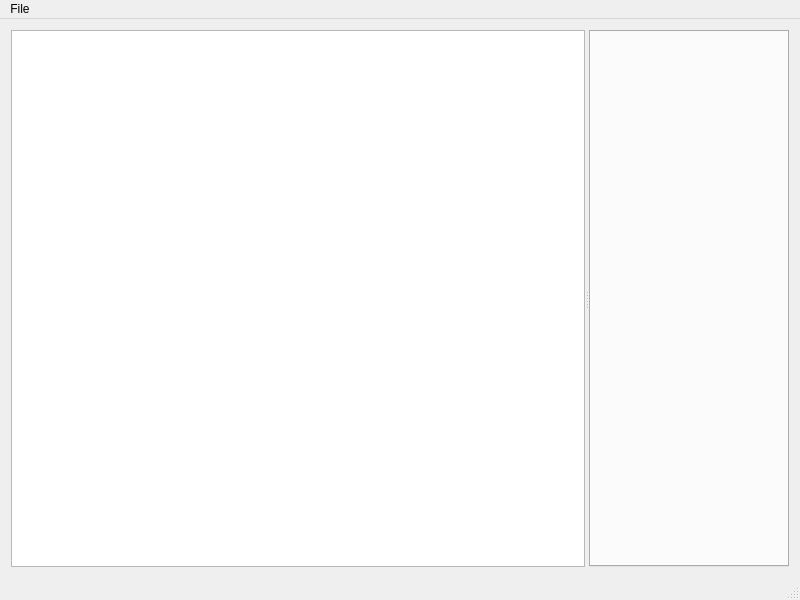
Above: analyzer/ui/MainWindow.ui from igorJarek/SourceCodeAnalyzer before the change. Below: the same form after it.
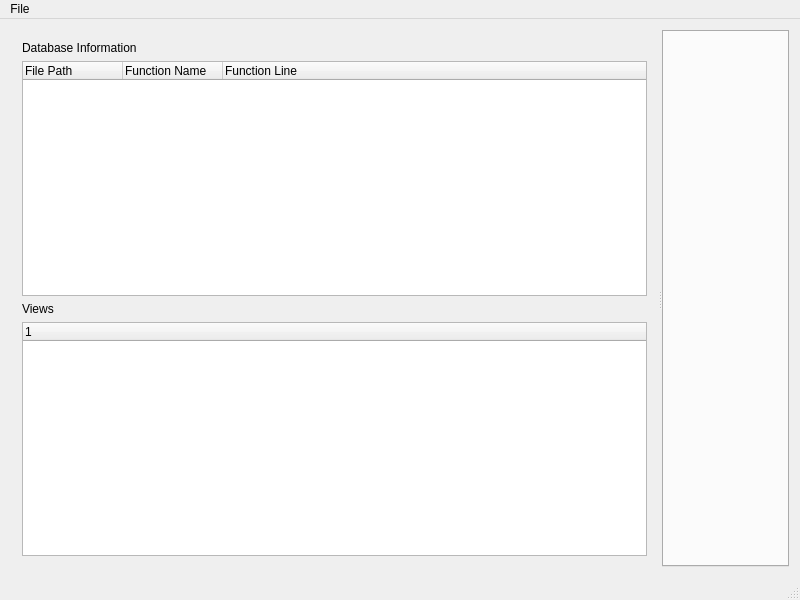
That is the form after the change. Icons and pictures are not drawn.

Commit message: analyzer: rebuild left menu - add database information and views

```diff
--- a/analyzer/ui/MainWindow.ui
+++ b/analyzer/ui/MainWindow.ui
@@ -24,52 +24,53 @@
     <normaloff>:/rsc/icons/MainWindowIcon.png</normaloff>:/rsc/icons/MainWindowIcon.png</iconset>
   </property>
   <widget class="QWidget" name="centralWidget">
-   <layout class="QHBoxLayout" name="horizontalLayout">
-    <item>
+   <layout class="QGridLayout" name="gridLayout">
+    <item row="0" column="0">
      <widget class="QSplitter" name="splitter">
-      <property name="minimumSize">
-       <size>
-        <width>0</width>
-        <height>0</height>
-       </size>
-      </property>
       <property name="orientation">
        <enum>Qt::Horizontal</enum>
       </property>
-      <widget class="QTreeView" name="filesTree">
-       <property name="sizePolicy">
-        <sizepolicy hsizetype="Expanding" vsizetype="Expanding">
-         <horstretch>0</horstretch>
-         <verstretch>0</verstretch>
-        </sizepolicy>
-       </property>
-       <property name="minimumSize">
-        <size>
-         <width>200</width>
-         <height>0</height>
-        </size>
-       </property>
+      <widget class="QWidget" name="verticalLayoutWidget">
+       <layout class="QVBoxLayout" name="verticalLayout">
+        <item>
+         <widget class="QLabel" name="label">
+          <property name="text">
+           <string>Database Information</string>
+          </property>
+         </widget>
+        </item>
+        <item>
+         <widget class="QTreeWidget" name="databaseTree">
+          <column>
+           <property name="text">
+            <string>File Path</string>
+           </property>
+          </column>
+          <column>
+           <property name="text">
+            <string>Function Name</string>
+           </property>
+          </column>
+          <column>
+           <property name="text">
+            <string>Function Line</string>
+           </property>
+          </column>
+         </widget>
+        </item>
+        <item>
+         <widget class="QLabel" name="label_2">
+          <property name="text">
+           <string>Views</string>
+          </property>
+         </widget>
+        </item>
+        <item>
+         <widget class="QTreeWidget" name="viewsTree"/>
+        </item>
+       </layout>
       </widget>
-      <widget class="QTabWidget" name="filesTab">
-       <property name="minimumSize">
-        <size>
-         <width>200</width>
-         <height>0</height>
-        </size>
-       </property>
-       <property name="currentIndex">
-        <number>-1</number>
-       </property>
-       <property name="elideMode">
-        <enum>Qt::ElideNone</enum>
-       </property>
-       <property name="tabsClosable">
-        <bool>true</bool>
-       </property>
-       <property name="movable">
-        <bool>true</bool>
-       </property>
-      </widget>
+      <widget class="QTabWidget" name="viewsTab"/>
      </widget>
     </item>
    </layout>
```
The commit also changes 2 other files.
